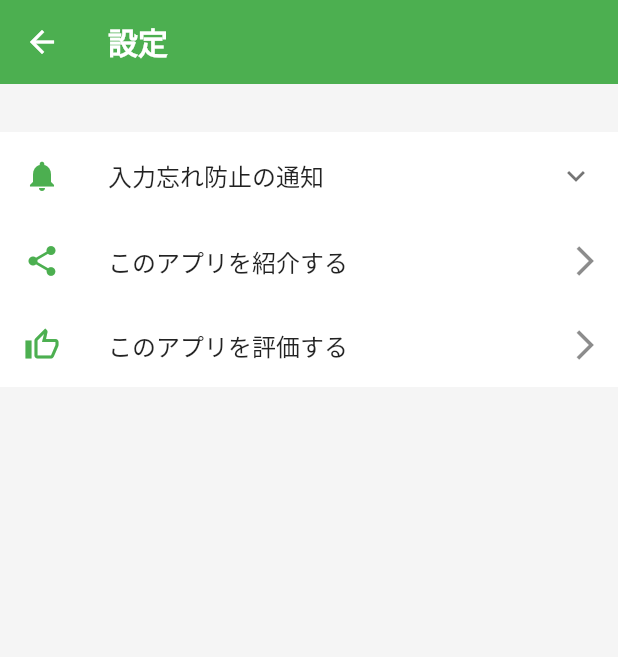
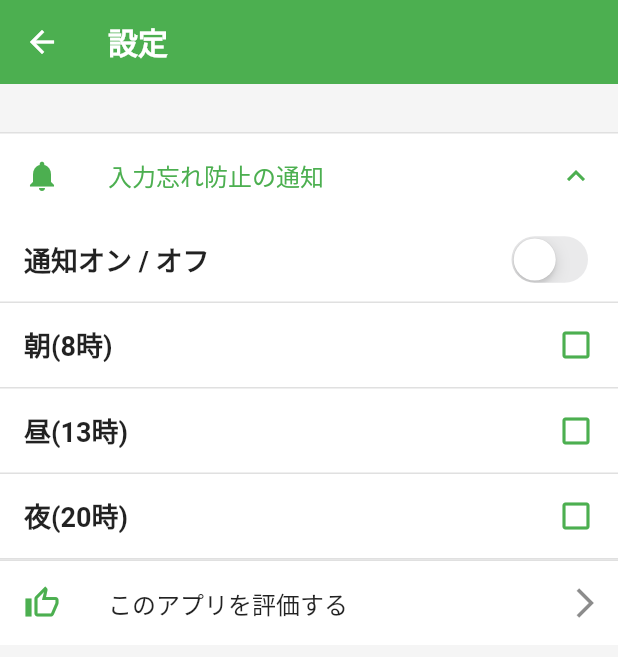
Before and after one commit to gaoypChina/food-record, a Flutter app: the SettingsPage screen opened directly, on a phone screen of 412 x 824 dp. Shown: the top 657 px of the screen. Run offline on Flutter 3.47's test engine with Material 2 defaults, Android fonts, the phone set to English and light mode, and no system bars; our stand-ins replace charts_flutter, firebase_analytics, firebase_core, flutter_local_notifications, flutter_riverpod, permission_handler and 4 more; missing offline and left inert: app_review, app_settings; accounts and stored records are empty.

Commit message:
:fire: make share invisible because app url is blank

```diff
--- a/lib/app/settings/settings_page.dart
+++ b/lib/app/settings/settings_page.dart
@@ -10,6 +10,7 @@ import 'package:food_record/app/settings/setting_tile.dart';
 import 'package:food_record/app/settings/settings_view_model.dart';
 import 'package:food_record/app/settings/simple_data_tile.dart';
 import 'package:food_record/app/settings/toggle_tile.dart';
+import 'package:share_plus/share_plus.dart';
 
 class SettingsPage extends ConsumerWidget {
   const SettingsPage({
@@ -38,6 +39,7 @@ class SettingsPage extends ConsumerWidget {
               top: 32,
             ),
             child: ExpansionTile(
+              initiallyExpanded: true,
               leading: Icon(
                 Icons.notifications,
                 color: Colors.green,
@@ -91,17 +93,18 @@ class SettingsPage extends ConsumerWidget {
               ],
             ),
           ),
-          SettingTile(
-            viewModel: viewModel,
-            title: 'このアプリを紹介する',
-            icon: Icon(
-              Icons.share_sharp,
-              color: Colors.green,
-            ),
-            onTap: () {
-              print('紹介するよ〜〜〜');
-            },
-          ),
+          // SettingTile(
+          //   viewModel: viewModel,
+          //   title: 'このアプリを紹介する',
+          //   icon: Icon(
+          //     Icons.share_sharp,
+          //     color: Colors.green,
+          //   ),
+          //   onTap: () {
+          //     print('紹介するよ〜〜〜');
+          //     Share.share('食費管理');
+          //   },
+          // ),
           SettingTile(
             viewModel: viewModel,
             title: 'このアプリを評価する',
--- a/pubspec.yaml
+++ b/pubspec.yaml
@@ -24,6 +24,7 @@ dependencies:
   permission_handler: ^9.2.0
   app_settings: ^4.1.6
   app_review: ^2.1.1+1
+  share_plus: ^4.0.7
 
 dev_dependencies:
   flutter_test:
```
Also changed, not shown: pubspec.lock.
